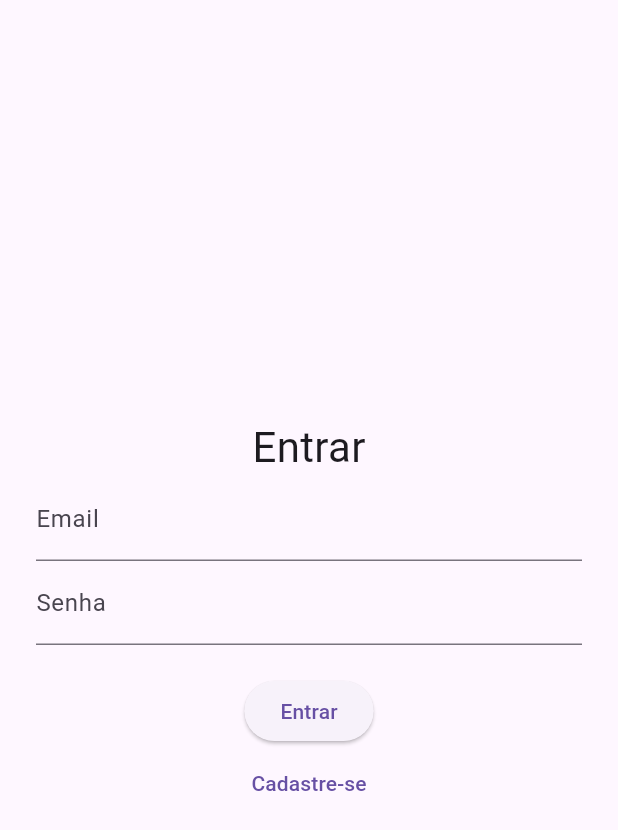
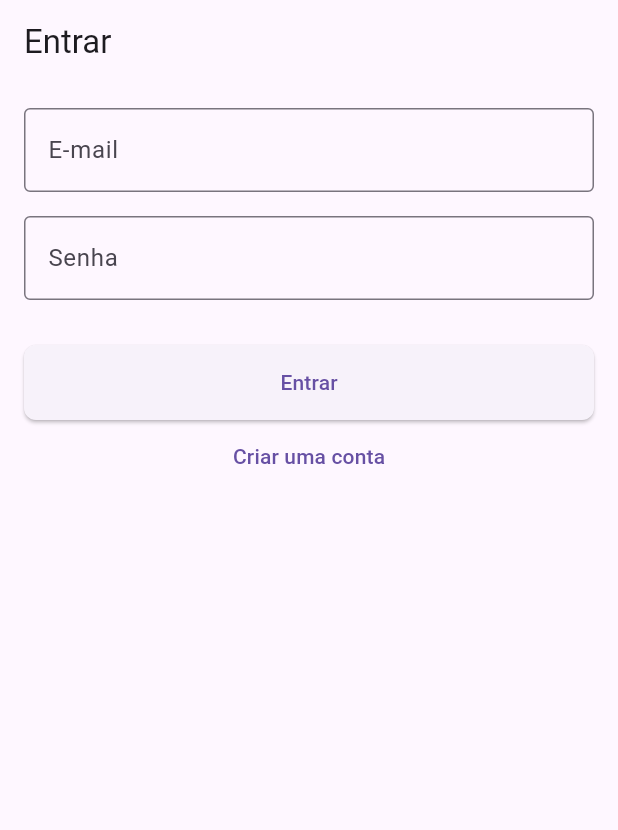
Before and after one commit to Monfardini/Taskly, a Flutter app: the screen it shows after launch, on a phone screen of 412 x 824 dp. Shown: the top 830 px of the screen. Run offline on Flutter 3.47's test engine with Material 3 defaults, Android fonts, the light colour scheme and no system bars; our stand-ins replace cloud_firestore, firebase_auth, firebase_core; accounts and stored records are empty.

Commit message:
mudei mais algumas paradinhas ai...

```diff
--- a/lib/main.dart
+++ b/lib/main.dart
@@ -1,12 +1,45 @@
 import 'package:flutter/material.dart';
 import 'package:firebase_core/firebase_core.dart';
-import 'firebase_options.dart';
-import 'app.dart';
+
+import 'screens/splash.dart';
+import 'screens/login.dart';
+import 'screens/register.dart';
+import 'screens/home.dart';
 
 void main() async {
   WidgetsFlutterBinding.ensureInitialized();
-  await Firebase.initializeApp(
-    options: DefaultFirebaseOptions.currentPlatform,
-  );
+  await Firebase.initializeApp();
   runApp(const TasklyApp());
 }
+
+class TasklyApp extends StatelessWidget {
+  const TasklyApp({super.key});
+
+  @override
+  Widget build(BuildContext context) {
+    return MaterialApp(
+      title: 'Taskly',
+      debugShowCheckedModeBanner: false,
+      theme: ThemeData(
+        primarySwatch: Colors.deepPurple,
+        inputDecorationTheme: const InputDecorationTheme(
+          border: OutlineInputBorder(),
+        ),
+        elevatedButtonTheme: ElevatedButtonThemeData(
+          style: ElevatedButton.styleFrom(
+            minimumSize: const Size.fromHeight(50),
+            shape:
+                RoundedRectangleBorder(borderRadius: BorderRadius.circular(8)),
+          ),
+        ),
+      ),
+      initialRoute: '/',
+      routes: {
+        '/': (context) => const SplashScreen(),
+        '/login': (context) => const LoginScreen(),
+        '/register': (context) => const RegisterScreen(),
+        '/home': (context) => const HomeScreen(),
+      },
+    );
+  }
+}
--- a/lib/screens/login.dart
+++ b/lib/screens/login.dart
@@ -9,75 +9,76 @@ class LoginScreen extends StatefulWidget {
 }
 
 class _LoginScreenState extends State<LoginScreen> {
-  final emailController = TextEditingController();
-  final passwordController = TextEditingController();
-  String? errorMessage;
-  bool isLoading = false;
+  final _emailController = TextEditingController();
+  final _passwordController = TextEditingController();
+  bool _loading = false;
+  String? _error;
 
   Future<void> _login() async {
     setState(() {
-      errorMessage = null;
-      isLoading = true;
+      _loading = true;
+      _error = null;
     });
-
     try {
       await FirebaseAuth.instance.signInWithEmailAndPassword(
-        email: emailController.text.trim(),
-        password: passwordController.text,
-      );
-      if (mounted) {
+          email: _emailController.text.trim(),
+          password: _passwordController.text.trim());
       Navigator.pushReplacementNamed(context, '/home');
-      }
     } on FirebaseAuthException catch (e) {
       setState(() {
-        errorMessage = e.message ?? "Erro desconhecido";
+        _error = e.message ?? 'Erro ao autenticar';
       });
     } finally {
-      if (mounted) {
-        setState(() => isLoading = false);
-      }
+      setState(() {
+        _loading = false;
+      });
     }
   }
 
-  void _goToRegister() {
-    Navigator.pushNamed(context, '/register');
+  @override
+  void dispose() {
+    _emailController.dispose();
+    _passwordController.dispose();
+    super.dispose();
   }
 
   @override
   Widget build(BuildContext context) {
     return Scaffold(
+      appBar: AppBar(title: const Text('Entrar')),
       body: Padding(
-        padding: const EdgeInsets.all(24.0),
-        child: Center(
-          child: SingleChildScrollView(
+        padding: const EdgeInsets.all(16),
         child: Column(
           children: [
-                const Text("Entrar", style: TextStyle(fontSize: 28)),
             TextField(
-                  controller: emailController,
-                  decoration: const InputDecoration(labelText: "Email"),
+              controller: _emailController,
+              decoration: const InputDecoration(labelText: 'E-mail'),
+              keyboardType: TextInputType.emailAddress,
             ),
+            const SizedBox(height: 16),
             TextField(
-                  controller: passwordController,
-                  decoration: const InputDecoration(labelText: "Senha"),
+              controller: _passwordController,
+              decoration: const InputDecoration(labelText: 'Senha'),
               obscureText: true,
             ),
             const SizedBox(height: 20),
-                if (errorMessage != null)
-                  Text(errorMessage!, style: const TextStyle(color: Colors.red)),
-                isLoading
-                    ? const CircularProgressIndicator()
-                    : ElevatedButton(
-                        onPressed: _login,
-                        child: const Text("Entrar"),
+            if (_error != null)
+              Text(_error!,
+                  style: const TextStyle(color: Colors.red, fontSize: 14)),
+            const SizedBox(height: 10),
+            ElevatedButton(
+              onPressed: _loading ? null : _login,
+              child: _loading
+                  ? const CircularProgressIndicator(color: Colors.white)
+                  : const Text('Entrar'),
             ),
             TextButton(
-                  onPressed: _goToRegister,
-                  child: const Text("Cadastre-se"),
-                )
+              onPressed: () {
+                Navigator.pushReplacementNamed(context, '/register');
+              },
+              child: const Text('Criar uma conta'),
+            ),
           ],
-            ),
-          ),
         ),
       ),
     );
```
Also changed, not shown: lib/models/project_model.dart (+18 -14 lines), lib/models/task_model.dart (added, +34 -0 lines), lib/models/user_model.dart (added, +22 -0 lines), lib/screens/home.dart (+127 -29 lines), lib/screens/project.dart (+21 -13 lines), lib/screens/register.dart (+57 -36 lines), lib/screens/splash.dart (+13 -14 lines), lib/screens/tasks_list.dart (added, +153 -0 lines), lib/services/project_service.dart (+22 -15 lines). Lines whose indentation alone changed are shown as unchanged.
